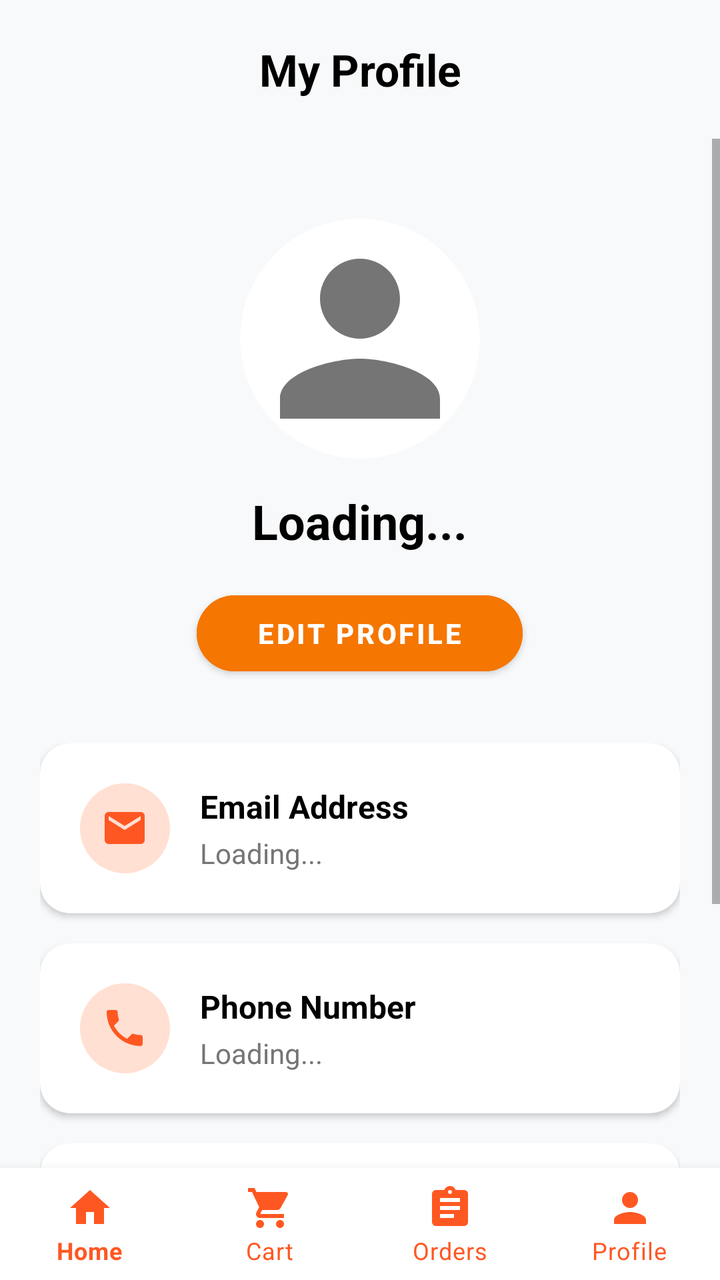
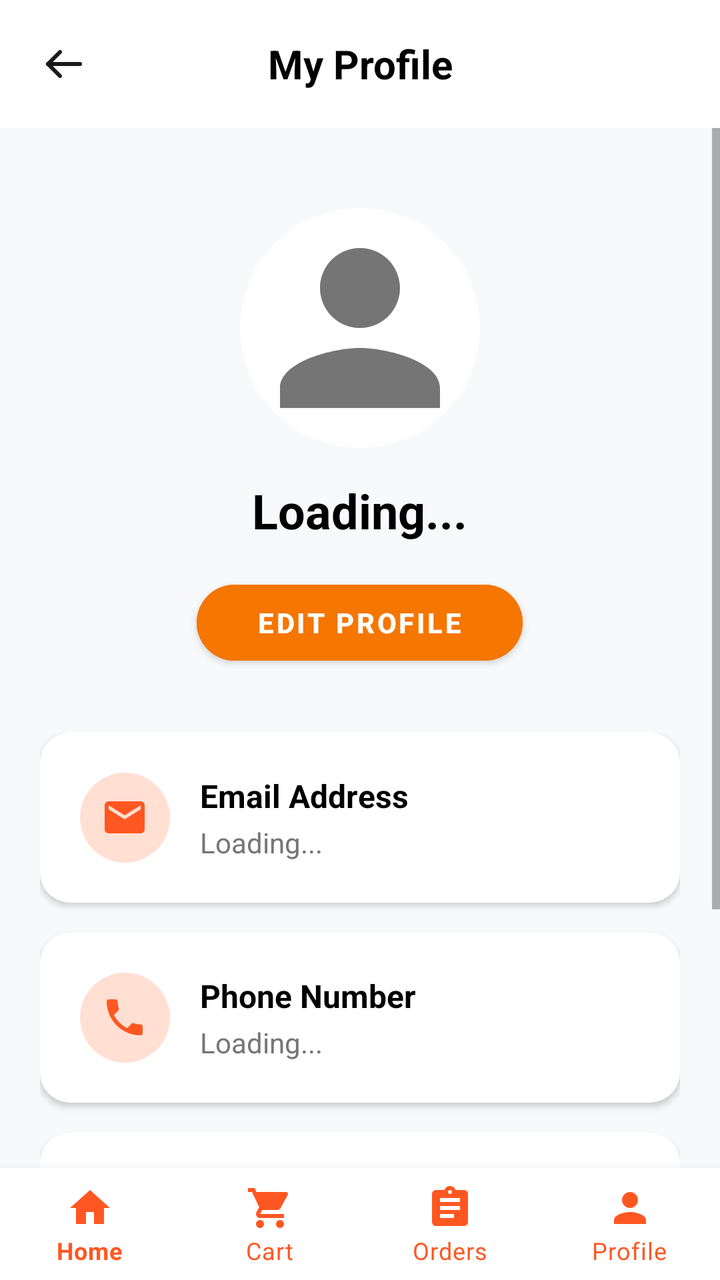

An Android layout rendered at two revisions. The XML below is the earlier revision; the diff shows what the commit changed to produce the second picture.
<!-- AndroidManifest.xml: application theme Theme.BakeBlissBakery -->
<!-- res/layout/activity_profile.xml -->
<?xml version="1.0" encoding="utf-8"?>
<androidx.constraintlayout.widget.ConstraintLayout xmlns:android="http://schemas.android.com/apk/res/android"
    xmlns:app="http://schemas.android.com/apk/res-auto"
    xmlns:tools="http://schemas.android.com/tools"
    android:id="@+id/main_profile_layout"
    android:layout_width="match_parent"
    android:layout_height="match_parent"
    android:background="#F8F9FA"
    tools:ignore="HardcodedText, TextContrast">

    <TextView
        android:id="@+id/tvProfileTitle"
        android:layout_width="match_parent"
        android:layout_height="wrap_content"
        android:text="My Profile"
        android:textAlignment="center"
        android:textSize="22sp"
        android:textStyle="bold"
        android:textColor="@color/black"
        android:padding="20dp"
        app:layout_constraintTop_toTopOf="parent" />

    <ScrollView
        android:layout_width="match_parent"
        android:layout_height="0dp"
        app:layout_constraintBottom_toTopOf="@+id/bottom_navigation"
        app:layout_constraintTop_toBottomOf="@+id/tvProfileTitle">

        <LinearLayout
            android:layout_width="match_parent"
            android:layout_height="wrap_content"
            android:gravity="center_horizontal"
            android:orientation="vertical"
            android:padding="20dp">

            <ImageView
                android:id="@+id/imgProfilePic"
                android:layout_width="120dp"
                android:layout_height="120dp"
                android:layout_marginTop="20dp"
                android:background="@drawable/bg_circle"
                android:clipToOutline="true"
                android:scaleType="centerCrop"
                android:src="@drawable/ic_dummy_profile" />

            <TextView
                android:id="@+id/tvProfileName"
                android:layout_width="wrap_content"
                android:layout_height="wrap_content"
                android:layout_marginTop="15dp"
                android:text="Loading..."
                android:textColor="@color/black"
                android:textSize="24sp"
                android:textStyle="bold" />

            <Button
                android:id="@+id/btnEditProfile"
                android:layout_width="wrap_content"
                android:layout_height="50dp"
                android:layout_marginTop="15dp"
                android:backgroundTint="#f57600"
                android:paddingHorizontal="30dp"
                android:text="Edit Profile"
                android:textColor="@color/white"
                android:textSize="14sp"
                android:textStyle="bold"
                app:cornerRadius="20dp" />

            <LinearLayout
                android:layout_width="match_parent"
                android:layout_height="wrap_content"
                android:layout_marginTop="30dp"
                android:orientation="vertical">

                <androidx.cardview.widget.CardView
                    android:layout_width="match_parent"
                    android:layout_height="wrap_content"
                    android:layout_marginBottom="15dp"
                    app:cardBackgroundColor="@color/white"
                    app:cardCornerRadius="15dp"
                    app:cardElevation="2dp">

                    <LinearLayout
                        android:layout_width="match_parent"
                        android:layout_height="wrap_content"
                        android:orientation="horizontal"
                        android:padding="20dp"
                        android:gravity="center_vertical">

                        <LinearLayout
                            android:layout_width="45dp"
                            android:layout_height="45dp"
                            android:background="@drawable/bg_circle"
                            android:backgroundTint="#FFE0D2"
                            android:gravity="center"
                            android:layout_marginEnd="15dp">
                            <ImageView
                                android:layout_width="24dp"
                                android:layout_height="24dp"
                                android:src="@drawable/ic_profile_email" />
                        </LinearLayout>

                        <LinearLayout
                            android:layout_width="match_parent"
                            android:layout_height="wrap_content"
                            android:orientation="vertical">
                            <TextView
                                android:layout_width="wrap_content"
                                android:layout_height="wrap_content"
                                android:text="Email Address"
                                android:textColor="@color/black"
                                android:textStyle="bold"
                                android:textSize="16sp" />
                            <TextView
                                android:id="@+id/tvShowEmail"
                                android:layout_width="wrap_content"
                                android:layout_height="wrap_content"
                                android:text="Loading..."
                                android:textColor="#757575"
                                android:textSize="14sp"
                                android:layout_marginTop="3dp"/>
                        </LinearLayout>
                    </LinearLayout>
                </androidx.cardview.widget.CardView>

                <androidx.cardview.widget.CardView
                    android:layout_width="match_parent"
                    android:layout_height="wrap_content"
                    android:layout_marginBottom="15dp"
                    app:cardBackgroundColor="@color/white"
                    app:cardCornerRadius="15dp"
                    app:cardElevation="2dp">

                    <LinearLayout
                        android:layout_width="match_parent"
                        android:layout_height="wrap_content"
                        android:orientation="horizontal"
                        android:padding="20dp"
                        android:gravity="center_vertical">

                        <LinearLayout
                            android:layout_width="45dp"
                            android:layout_height="45dp"
                            android:background="@drawable/bg_circle"
                            android:backgroundTint="#FFE0D2"
                            android:gravity="center"
                            android:layout_marginEnd="15dp">
                            <ImageView
                                android:layout_width="24dp"
                                android:layout_height="24dp"
                                android:src="@drawable/ic_profile_phone" />
                        </LinearLayout>

                        <LinearLayout
                            android:layout_width="match_parent"
                            android:layout_height="wrap_content"
                            android:orientation="vertical">
                            <TextView
                                android:layout_width="wrap_content"
                                android:layout_height="wrap_content"
                                android:text="Phone Number"
                                android:textColor="@color/black"
                                android:textStyle="bold"
                                android:textSize="16sp" />
                            <TextView
                                android:id="@+id/tvShowPhone"
                                android:layout_width="wrap_content"
                                android:layout_height="wrap_content"
                                android:text="Loading..."
                                android:textColor="#757575"
                                android:textSize="14sp"
                                android:layout_marginTop="3dp"/>
                        </LinearLayout>
                    </LinearLayout>
                </androidx.cardview.widget.CardView>

                <androidx.cardview.widget.CardView
                    android:layout_width="match_parent"
                    android:layout_height="wrap_content"
                    android:layout_marginBottom="30dp"
                    app:cardBackgroundColor="@color/white"
                    app:cardCornerRadius="15dp"
                    app:cardElevation="2dp">

                    <LinearLayout
                        android:layout_width="match_parent"
                        android:layout_height="wrap_content"
                        android:orientation="horizontal"
                        android:padding="20dp"
                        android:gravity="center_vertical">

                        <LinearLayout
                            android:layout_width="45dp"
                            android:layout_height="45dp"
                            android:background="@drawable/bg_circle"
                            android:backgroundTint="#FFE0D2"
                            android:gravity="center"
                            android:layout_marginEnd="15dp">
                            <ImageView
                                android:layout_width="24dp"
                                android:layout_height="24dp"
                                android:src="@drawable/ic_profile_location" />
                        </LinearLayout>

                        <LinearLayout
                            android:layout_width="match_parent"
                            android:layout_height="wrap_content"
                            android:orientation="vertical">
                            <TextView
                                android:layout_width="wrap_content"
                                android:layout_height="wrap_content"
                                android:text="Delivery Address"
                                android:textColor="@color/black"
                                android:textStyle="bold"
                                android:textSize="16sp" />
                            <TextView
                                android:id="@+id/tvShowAddress"
                                android:layout_width="wrap_content"
                                android:layout_height="wrap_content"
                                android:text="Not Set"
                                android:textColor="#757575"
                                android:textSize="14sp"
                                android:layout_marginTop="3dp"/>
                        </LinearLayout>
                    </LinearLayout>
                </androidx.cardview.widget.CardView>

            </LinearLayout>

            <Button
                android:id="@+id/btnLogout"
                android:layout_width="match_parent"
                android:layout_height="55dp"
                android:backgroundTint="#FF5722"
                android:text="Logout"
                android:textColor="@color/white"
                android:textSize="18sp"
                android:textStyle="bold"
                app:cornerRadius="15dp" />
        </LinearLayout>
    </ScrollView>

    <com.google.android.material.bottomnavigation.BottomNavigationView
        android:id="@+id/bottom_navigation"
        android:layout_width="match_parent"
        android:layout_height="wrap_content"
        android:background="@color/white"
        app:itemIconTint="#FF5722"
        app:itemTextColor="#FF5722"
        app:labelVisibilityMode="labeled"
        app:layout_constraintBottom_toBottomOf="parent"
        app:menu="@menu/bottom_nav_menu" />

</androidx.constraintlayout.widget.ConstraintLayout>
<!-- resources referenced by this layout -->
<resources>
  <color name="black">#FF000000</color>
  <color name="white">#FFFFFFFF</color>
  <!-- drawable bg_circle (drawable) -->
  <?xml version="1.0" encoding="utf-8"?>
  <shape xmlns:android="http://schemas.android.com/apk/res/android"
      android:shape="oval">
      <solid android:color="#FFFFFF" />
  </shape>
  <!-- drawable ic_dummy_profile (drawable) -->
  <?xml version="1.0" encoding="utf-8"?>
  <vector xmlns:android="http://schemas.android.com/apk/res/android"
      android:width="24dp"
      android:height="24dp"
      android:viewportWidth="24"
      android:viewportHeight="24">
      <path
          android:fillColor="#757575"
          android:pathData="M12,12c2.21,0 4,-1.79 4,-4s-1.79,-4 -4,-4 -4,1.79 -4,4 1.79,4 4,4zM12,14c-2.67,0 -8,1.34 -8,4v2h16v-2c0,-2.66 -5.33,-4 -8,-4z"/>
  </vector>
  <!-- drawable ic_profile_email (drawable) -->
  <?xml version="1.0" encoding="utf-8"?>
  <vector xmlns:android="http://schemas.android.com/apk/res/android"
      android:width="24dp"
      android:height="24dp"
      android:viewportWidth="24"
      android:viewportHeight="24">
      <path
          android:fillColor="#FF5722"
          android:pathData="M20,4H4C2.9,4 2,4.9 2,6v12c0,1.1 0.9,2 2,2h16c1.1,0 2,-0.9 2,-2V6C22,4.9 21.1,4 20,4zM20,8l-8,5L4,8V6l8,5l8,-5V8z"/>
  </vector>
  <!-- drawable ic_profile_location (drawable) -->
  <?xml version="1.0" encoding="utf-8"?>
  <vector xmlns:android="http://schemas.android.com/apk/res/android"
      android:width="24dp"
      android:height="24dp"
      android:viewportWidth="24"
      android:viewportHeight="24">
      <path
          android:fillColor="#FF5722"
          android:pathData="M12,2C8.13,2 5,5.13 5,9c0,5.25 7,13 7,13s7,-7.75 7,-13c0,-3.87 -3.13,-7 -7,-7zM12,11.5c-1.38,0 -2.5,-1.12 -2.5,-2.5s1.12,-2.5 2.5,-2.5 2.5,1.12 2.5,2.5 -1.12,2.5 -2.5,2.5z"/>
  </vector>
  <!-- drawable ic_profile_phone (drawable) -->
  <?xml version="1.0" encoding="utf-8"?>
  <vector xmlns:android="http://schemas.android.com/apk/res/android"
      android:width="24dp"
      android:height="24dp"
      android:viewportWidth="24"
      android:viewportHeight="24">
      <path
          android:fillColor="#FF5722"
          android:pathData="M6.62,10.79c1.44,2.83 3.76,5.14 6.59,6.59l2.2,-2.2c0.27,-0.27 0.67,-0.36 1.02,-0.24 1.12,0.37 2.33,0.57 3.57,0.57 0.55,0 1,0.45 1,1V20c0,0.55 -0.45,1 -1,1 -9.39,0 -17,-7.61 -17,-17 0,-0.55 0.45,-1 1,-1h3.5c0.55,0 1,0.45 1,1 0,1.25 0.2,2.45 0.57,3.57 0.11,0.35 0.03,0.74 -0.24,1.02l-2.2,2.2z"/>
  </vector>
  <style name="Theme.BakeBlissBakery" parent="Theme.MaterialComponents.Light.NoActionBar">
          <item name="colorPrimary">@color/colorPrimary</item>
          <item name="colorPrimaryDark">@color/colorPrimaryDark</item>
          <item name="colorAccent">@color/colorAccent</item>
          <item name="android:statusBarColor">@color/white</item>
          <item name="android:windowLightStatusBar">true</item>
      </style>
  <color name="colorPrimary">#FF4B1F</color>
  <color name="colorPrimaryDark">#D84315</color>
  <color name="colorAccent">#FF5722</color>
</resources>

<!-- the commit's change to res/layout/activity_profile.xml (unified diff, before → after) -->
@@ -8,23 +8,47 @@
     android:background="#F8F9FA"
     tools:ignore="HardcodedText, TextContrast">
 
-    <TextView
-        android:id="@+id/tvProfileTitle"
+    
+    <LinearLayout
+        android:id="@+id/topBarProfile"
         android:layout_width="match_parent"
         android:layout_height="wrap_content"
-        android:text="My Profile"
-        android:textAlignment="center"
-        android:textSize="22sp"
-        android:textStyle="bold"
-        android:textColor="@color/black"
-        android:padding="20dp"
-        app:layout_constraintTop_toTopOf="parent" />
+        android:orientation="horizontal"
+        android:gravity="center_vertical"
+        android:paddingHorizontal="12dp"
+        android:paddingVertical="12dp"
+        android:background="@color/white"
+        app:layout_constraintTop_toTopOf="parent">
+
+        <ImageView
+            android:id="@+id/btnBackProfile"
+            android:layout_width="40dp"
+            android:layout_height="40dp"
+            android:src="@drawable/ic_back_arrow"
+            android:padding="8dp"
+            android:background="?attr/selectableItemBackgroundBorderless"
+            android:clickable="true"
+            android:focusable="true"
+            android:contentDescription="Back" />
+
+        <TextView
+            android:id="@+id/tvProfileTitle"
+            android:layout_width="0dp"
+            android:layout_weight="1"
+            android:layout_height="wrap_content"
+            android:text="My Profile"
+            android:textAlignment="center"
+            android:textSize="20sp"
+            android:textStyle="bold"
+            android:textColor="@color/black"
+            android:layout_marginEnd="40dp" />
+    </LinearLayout>
 
     <ScrollView
         android:layout_width="match_parent"
         android:layout_height="0dp"
         app:layout_constraintBottom_toTopOf="@+id/bottom_navigation"
-        app:layout_constraintTop_toBottomOf="@+id/tvProfileTitle">
+        app:layout_constraintTop_toBottomOf="@+id/topBarProfile">
 
         <LinearLayout
             android:layout_width="match_parent"
<!-- resource entries referenced after the edit -->
@@ -8,6 +8,27 @@
       android:shape="oval">
       <solid android:color="#FFFFFF" />
   </shape>
+  <!-- drawable ic_back_arrow (drawable) -->
+  <vector xmlns:android="http://schemas.android.com/apk/res/android"
+      android:width="24dp"
+      android:height="24dp"
+      android:viewportWidth="24"
+      android:viewportHeight="24">
+      <path
+          android:fillColor="@android:color/transparent"
+          android:pathData="M20,12L4,12"
+          android:strokeWidth="2"
+          android:strokeColor="#1A1A1A"
+          android:strokeLineCap="round"
+          android:strokeLineJoin="round"/>
+      <path
+          android:fillColor="@android:color/transparent"
+          android:pathData="M10,18l-6,-6 6,-6"
+          android:strokeWidth="2"
+          android:strokeColor="#1A1A1A"
+          android:strokeLineCap="round"
+          android:strokeLineJoin="round"/>
+  </vector>
   <!-- drawable ic_dummy_profile (drawable) -->
   <?xml version="1.0" encoding="utf-8"?>
   <vector xmlns:android="http://schemas.android.com/apk/res/android"
